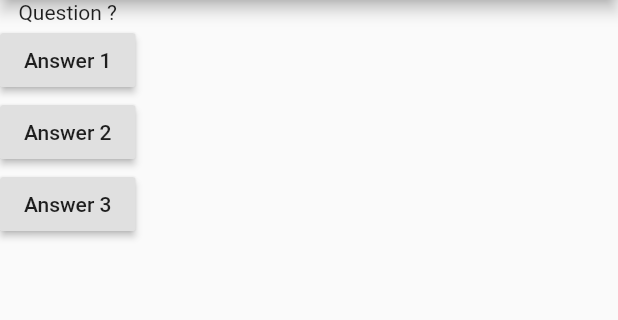
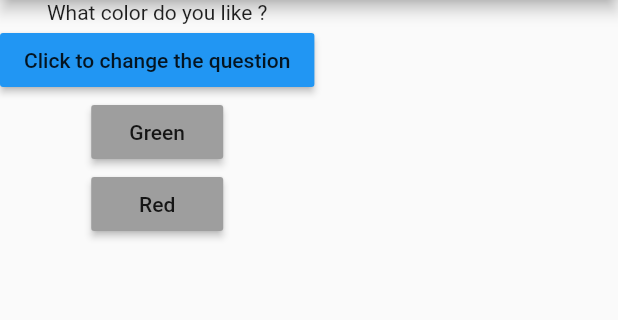
Before and after one commit to ShivaShunya/first_flutter_app, a Flutter app: the screen it shows after launch, on a phone screen of 412 x 824 dp, the part 84-404 px from its top. Run offline on Flutter 3.47's test engine with Material 2 defaults, Android fonts, the phone set to English and light mode, and no system bars.

Commit message:
Features updated: Able to change question and answer question

```diff
--- a/lib/main.dart
+++ b/lib/main.dart
@@ -6,17 +6,36 @@ import 'package:flutter/material.dart';
 
 void main() => runApp(MyApp());
 
-class MyApp extends StatelessWidget {
-  // void onAnswerQuestion() {
-  //   print('Answered !');
-  // }
+
+class MyApp extends StatefulWidget {
+  @override
+  State<StatefulWidget> createState() {
+    return _MyAppState();
+  }
+}
+
+
+class _MyAppState extends State<MyApp> {
+  var _questionIndex = 0;
+
+  void _onQuestionChanged() {
+    print('Changed question !');
+    setState(() {
+      _questionIndex++;
+      _questionIndex = _questionIndex % 2;
+    });
+  }
 
   @override
   Widget build(BuildContext context) {
-    // var questions = [
-    //   'What color do you like ?',
-    //   'What\'s your favourite animal ?'
-    // ];
+    var questions = [
+      'What color do you like ?',
+      'Which animal do you prefer ?'
+    ];
+    var colorAndAnimalOptions = [
+      ['Green', 'Red'],
+      ['Snake', 'Bird'],
+    ];
 
     return MaterialApp(
       home: Scaffold(
@@ -28,10 +47,22 @@ class MyApp extends StatelessWidget {
           ),
         body: Column(
           children: [
-            Text('Question ?'),
-            RaisedButton(child: Text('Answer 1'), onPressed: () => print('Answered 1'),),
-            RaisedButton(child: Text('Answer 2'), onPressed: () => print('Answered 2'),),
-            RaisedButton(child: Text('Answer 3'), onPressed: () => print('Answered 3'),),
+            Text(questions[_questionIndex]),
+            RaisedButton(
+              child: Text('Click to change the question'),
+              onPressed: _onQuestionChanged,
+              color: Colors.blue,
+            ),
+            RaisedButton(
+              child: Text(colorAndAnimalOptions[_questionIndex][0]),
+              onPressed: () => print('Answered: ' + colorAndAnimalOptions[_questionIndex][0]),
+              color: Colors.grey,
+            ),
+            RaisedButton(
+              child: Text(colorAndAnimalOptions[_questionIndex][1]),
+              onPressed: () => print('Answered: ' + colorAndAnimalOptions[_questionIndex][1]),
+              color: Colors.grey,
+            ),
           ],
         ),
       ),
```
